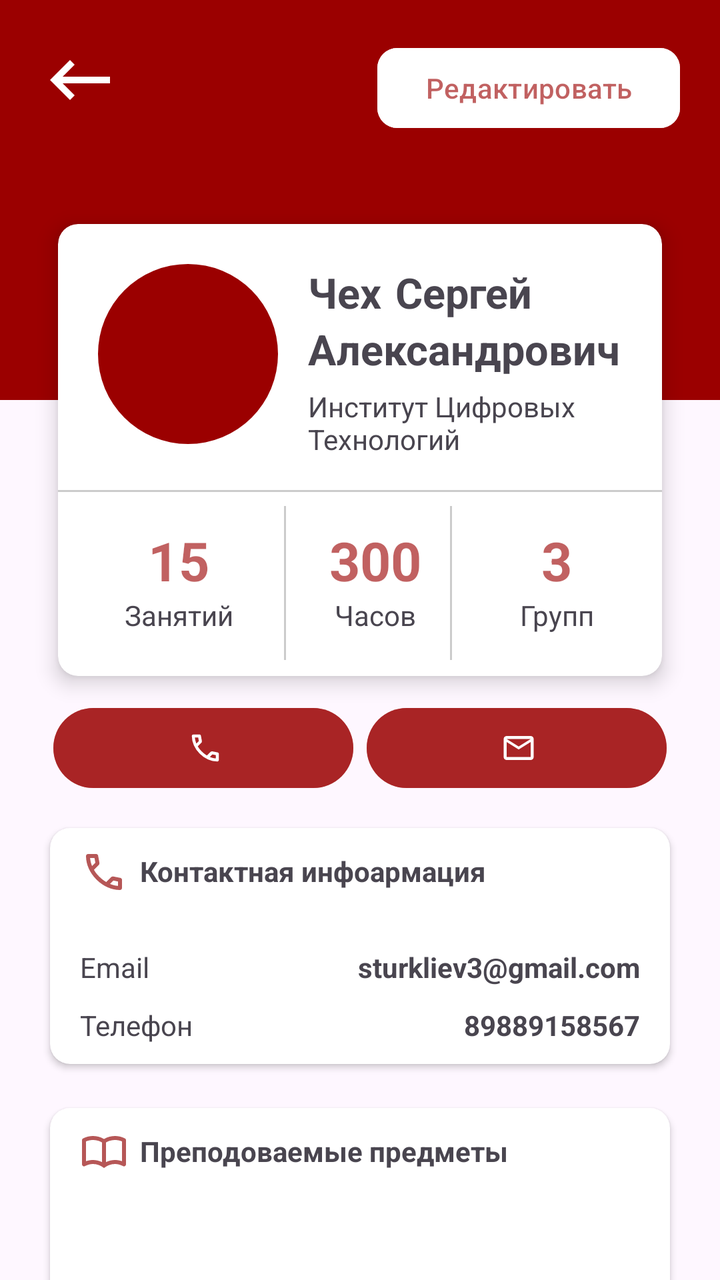
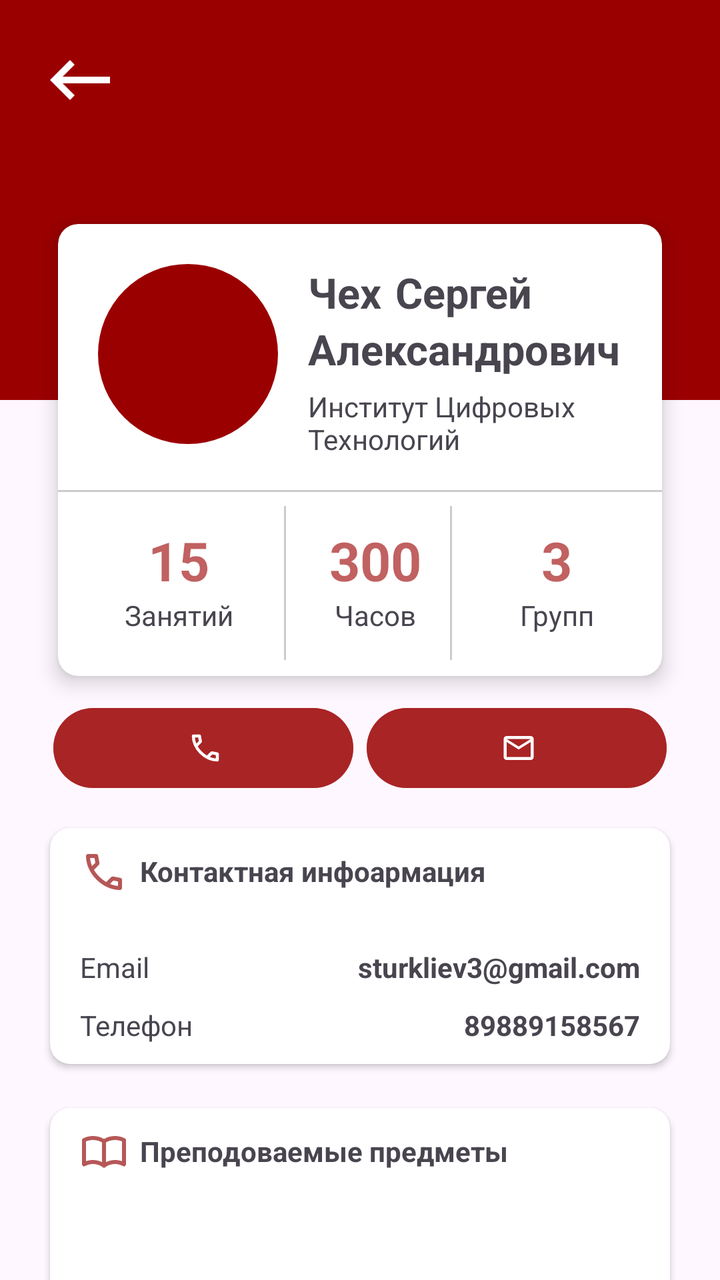

An Android layout rendered at two revisions. The XML below is the earlier revision; the diff shows what the commit changed to produce the second picture.
<!-- AndroidManifest.xml: application theme Theme.SKGA -->
<!-- res/layout/activity_teacher_info.xml -->
<?xml version="1.0" encoding="utf-8"?>
<androidx.core.widget.NestedScrollView xmlns:android="http://schemas.android.com/apk/res/android"
    xmlns:app="http://schemas.android.com/apk/res-auto"
    xmlns:tools="http://schemas.android.com/tools"
    android:id="@+id/main"
    android:layout_width="match_parent"
    android:layout_height="match_parent"
    android:fillViewport="true"
    tools:context=".presentation.adminPage.teacherPage.TeacherInfoActivity">

    <androidx.constraintlayout.widget.ConstraintLayout
        android:layout_width="match_parent"
        android:layout_height="match_parent">



        <ImageView
            android:layout_width="match_parent"
            android:layout_height="200dp"
            android:background="@color/red"
            app:layout_constraintTop_toTopOf="parent" />

        <ImageView
            android:layout_width="40dp"
            android:layout_height="40dp"
            android:layout_marginStart="20dp"
            android:layout_marginTop="20dp"
            android:src="@drawable/back_icon"
            app:layout_constraintStart_toStartOf="parent"
            app:layout_constraintTop_toTopOf="parent"
            app:tint="@color/white" />

        <com.google.android.material.button.MaterialButton
            app:cornerRadius="10dp"
            android:layout_width="wrap_content"
            android:layout_height="wrap_content"
            android:layout_marginTop="20dp"
            android:layout_marginEnd="20dp"
            android:backgroundTint="@color/white"
            android:textColor="@color/red_alpha"
            app:layout_constraintEnd_toEndOf="parent"
            app:layout_constraintTop_toTopOf="parent"
            android:text="Редактировать"/>

        <androidx.cardview.widget.CardView
            android:id="@+id/teacherInfoCardView"
            android:layout_width="match_parent"
            android:layout_height="250dp"
            android:layout_marginStart="20dp"
            android:layout_marginTop="100dp"
            android:layout_marginEnd="20dp"
            app:cardCornerRadius="10dp"
            app:cardElevation="6dp"
            app:cardPreventCornerOverlap="true"
            app:cardUseCompatPadding="true"
            app:layout_constraintEnd_toEndOf="parent"
            app:layout_constraintStart_toStartOf="parent"
            app:layout_constraintTop_toTopOf="parent">

            <androidx.constraintlayout.widget.ConstraintLayout
                android:layout_width="match_parent"
                android:layout_height="match_parent">


                <com.google.android.material.imageview.ShapeableImageView
                    android:id="@+id/teacherAvatar"
                    android:layout_width="90dp"
                    android:layout_height="90dp"
                    android:layout_marginStart="20dp"
                    android:layout_marginTop="20dp"
                    android:src="@color/red"
                    app:layout_constraintStart_toStartOf="parent"
                    app:layout_constraintTop_toTopOf="parent"
                    app:shapeAppearanceOverlay="@style/CircleImageStyle" />

                <TextView
                    android:id="@+id/teacherLastName"
                    android:layout_width="wrap_content"
                    android:layout_height="wrap_content"
                    android:layout_marginStart="15dp"
                    android:text="Чех"
                    android:textSize="21sp"
                    android:textStyle="bold"
                    app:layout_constraintStart_toEndOf="@id/teacherAvatar"
                    app:layout_constraintTop_toTopOf="@id/teacherAvatar" />

                <TextView
                    android:id="@+id/teacherFirstName"
                    android:layout_width="wrap_content"
                    android:layout_height="wrap_content"
                    android:layout_marginStart="7dp"
                    android:text="Сергей"
                    android:textSize="21sp"
                    android:textStyle="bold"
                    app:layout_constraintStart_toEndOf="@id/teacherLastName"
                    app:layout_constraintTop_toTopOf="@id/teacherAvatar" />

                <TextView
                    android:id="@+id/teacherMiddleName"
                    android:layout_width="wrap_content"
                    android:layout_height="wrap_content"
                    android:layout_marginStart="15dp"
                    android:text="Александрович"
                    android:textSize="21sp"
                    android:textStyle="bold"
                    app:layout_constraintStart_toEndOf="@id/teacherAvatar"
                    app:layout_constraintTop_toBottomOf="@id/teacherFirstName" />

                <TextView
                    android:id="@+id/teacherFaculty"
                    android:layout_width="wrap_content"
                    android:layout_height="wrap_content"
                    android:layout_marginTop="5dp"
                    android:maxWidth="200dp"
                    android:text="Институт Цифровых Технологий"
                    app:layout_constraintStart_toStartOf="@id/teacherMiddleName"
                    app:layout_constraintTop_toBottomOf="@id/teacherMiddleName" />

                <TextView
                    android:id="@+id/teacherLessonsCount"
                    android:layout_width="wrap_content"
                    android:layout_height="wrap_content"
                    android:layout_marginEnd="15dp"
                    android:layout_marginBottom="40dp"
                    android:text="15"
                    android:textColor="@color/red_alpha"
                    android:textSize="27sp"
                    android:textStyle="bold"
                    app:layout_constraintBottom_toBottomOf="parent"
                    app:layout_constraintEnd_toStartOf="@id/teacherHours"
                    app:layout_constraintHorizontal_chainStyle="spread"
                    app:layout_constraintStart_toStartOf="parent" />

                <TextView
                    android:layout_width="wrap_content"
                    android:layout_height="wrap_content"
                    android:text="Занятий"
                    app:layout_constraintEnd_toEndOf="@id/teacherLessonsCount"
                    app:layout_constraintStart_toStartOf="@id/teacherLessonsCount"
                    app:layout_constraintTop_toBottomOf="@id/teacherLessonsCount" />

                <TextView
                    android:id="@+id/teacherHours"
                    android:layout_width="wrap_content"
                    android:layout_height="wrap_content"
                    android:layout_marginBottom="40dp"
                    android:text="300"
                    android:textColor="@color/red_alpha"
                    android:textSize="27sp"
                    android:textStyle="bold"
                    app:layout_constraintBottom_toBottomOf="parent"
                    app:layout_constraintEnd_toStartOf="@id/teacherGroupsCount"
                    app:layout_constraintStart_toEndOf="@id/teacherLessonsCount" />

                <TextView
                    android:layout_width="wrap_content"
                    android:layout_height="wrap_content"
                    android:text="Часов"
                    app:layout_constraintEnd_toEndOf="@id/teacherHours"
                    app:layout_constraintStart_toStartOf="@id/teacherHours"
                    app:layout_constraintTop_toBottomOf="@id/teacherHours" />

                <TextView
                    android:id="@+id/teacherGroupsCount"
                    android:layout_width="wrap_content"
                    android:layout_height="wrap_content"
                    android:layout_marginStart="15dp"
                    android:layout_marginBottom="40dp"
                    android:text="3"
                    android:textColor="@color/red_alpha"
                    android:textSize="27sp"
                    android:textStyle="bold"
                    app:layout_constraintBottom_toBottomOf="parent"
                    app:layout_constraintEnd_toEndOf="parent"
                    app:layout_constraintStart_toEndOf="@id/teacherHours" />

                <TextView
                    android:layout_width="wrap_content"
                    android:layout_height="wrap_content"
                    android:text="Групп"
                    app:layout_constraintEnd_toEndOf="@id/teacherGroupsCount"
                    app:layout_constraintStart_toStartOf="@id/teacherGroupsCount"
                    app:layout_constraintTop_toBottomOf="@id/teacherGroupsCount" />

                <View
                    android:id="@+id/verticalDivide"
                    android:layout_width="match_parent"
                    android:layout_height="1dp"
                    android:layout_marginVertical="8dp"
                    android:background="#CCCCCC"
                    app:layout_constraintBottom_toTopOf="@id/teacherHours"
                    app:layout_constraintTop_toBottomOf="@id/teacherFaculty" />

                <View
                    android:layout_width="1dp"
                    android:layout_height="0dp"
                    android:layout_marginVertical="8dp"
                    android:background="#CCCCCC"
                    app:layout_constraintBottom_toBottomOf="parent"
                    app:layout_constraintEnd_toEndOf="@id/teacherHours"
                    app:layout_constraintStart_toStartOf="@id/teacherLessonsCount"
                    app:layout_constraintTop_toTopOf="@id/verticalDivide" />

                <View
                    android:layout_width="1dp"
                    android:layout_height="0dp"
                    android:layout_marginVertical="8dp"
                    android:background="#CCCCCC"
                    app:layout_constraintBottom_toBottomOf="parent"
                    app:layout_constraintEnd_toEndOf="@id/teacherGroupsCount"
                    app:layout_constraintStart_toStartOf="@id/teacherHours"
                    app:layout_constraintTop_toTopOf="@id/verticalDivide" />


            </androidx.constraintlayout.widget.ConstraintLayout>
        </androidx.cardview.widget.CardView>

        <com.google.android.material.button.MaterialButton
            android:id="@+id/teacherCallButton"
            android:layout_width="150dp"
            android:layout_height="wrap_content"
            android:backgroundTint="@color/red_alpha"
            android:paddingEnd="30dp"
            app:icon="@drawable/call_ic"
            app:iconGravity="textEnd"
            app:layout_constraintEnd_toStartOf="@id/teacherSendMailBtn"
            app:layout_constraintStart_toStartOf="@id/teacherInfoCardView"
            app:layout_constraintTop_toBottomOf="@id/teacherInfoCardView" />

        <com.google.android.material.button.MaterialButton
            android:id="@+id/teacherSendMailBtn"
            android:layout_width="150dp"
            android:layout_height="wrap_content"
            android:backgroundTint="@color/red_alpha"
            android:paddingEnd="30dp"
            app:icon="@drawable/mail"
            app:iconGravity="textEnd"
            app:layout_constraintEnd_toEndOf="@id/teacherInfoCardView"
            app:layout_constraintStart_toEndOf="@id/teacherCallButton"
            app:layout_constraintTop_toBottomOf="@id/teacherInfoCardView" />

        <androidx.cardview.widget.CardView
            android:id="@+id/teacherContactInfoCV"
            android:layout_width="match_parent"
            android:layout_height="130dp"
            android:layout_marginStart="20dp"
            android:layout_marginTop="10dp"
            android:layout_marginEnd="20dp"
            app:cardCornerRadius="10dp"
            app:cardPreventCornerOverlap="true"
            app:cardUseCompatPadding="true"
            app:layout_constraintTop_toBottomOf="@id/teacherSendMailBtn">

            <androidx.constraintlayout.widget.ConstraintLayout
                android:layout_width="match_parent"
                android:layout_height="match_parent">

                <TextView
                    android:layout_width="wrap_content"
                    android:layout_height="wrap_content"
                    android:layout_marginStart="45dp"
                    android:layout_marginTop="12dp"
                    android:text="Контактная инфоармация"
                    android:textSize="14sp"
                    android:textStyle="bold"
                    app:layout_constraintStart_toStartOf="parent"
                    app:layout_constraintTop_toTopOf="parent" />

                <ImageView
                    android:id="@+id/callIc12"
                    android:layout_width="wrap_content"
                    android:layout_height="wrap_content"
                    android:layout_marginStart="15dp"
                    android:layout_marginTop="10dp"
                    android:src="@drawable/call_ic"
                    android:tint="@color/red_alpha"
                    app:layout_constraintStart_toStartOf="parent"
                    app:layout_constraintTop_toTopOf="parent" />

                <TextView
                    android:id="@+id/phoneText"
                    android:layout_width="wrap_content"
                    android:layout_height="wrap_content"
                    android:layout_marginBottom="10dp"
                    android:text="Телефон"
                    app:layout_constraintBottom_toBottomOf="parent"
                    app:layout_constraintStart_toStartOf="@id/callIc12" />

                <TextView
                    android:id="@+id/teacherPhoneNumberTV"
                    android:layout_width="wrap_content"
                    android:layout_height="wrap_content"
                    android:layout_marginEnd="15dp"
                    android:layout_marginBottom="10dp"
                    android:text="89889158567"
                    android:textStyle="bold"
                    app:layout_constraintBottom_toBottomOf="parent"
                    app:layout_constraintEnd_toEndOf="parent" />

                <TextView
                    android:id="@+id/mailText"
                    android:layout_width="wrap_content"
                    android:layout_height="wrap_content"
                    android:layout_marginBottom="10dp"
                    android:text="Email"
                    app:layout_constraintBottom_toTopOf="@id/phoneText"
                    app:layout_constraintStart_toStartOf="@id/callIc12" />

                <TextView
                    android:id="@+id/teacherMailTV"
                    android:layout_width="wrap_content"
                    android:layout_height="wrap_content"
                    android:layout_marginEnd="15dp"
                    android:layout_marginBottom="10dp"
                    android:text="sturkliev3@gmail.com"
                    android:textStyle="bold"
                    app:layout_constraintEnd_toEndOf="parent"
                    app:layout_constraintTop_toTopOf="@id/mailText" />

            </androidx.constraintlayout.widget.ConstraintLayout>
        </androidx.cardview.widget.CardView>

        <androidx.cardview.widget.CardView
            android:id="@+id/teacherLessonCV"
            android:layout_width="match_parent"
            android:layout_height="150dp"
            android:layout_marginStart="20dp"
            android:layout_marginTop="10dp"
            android:layout_marginEnd="20dp"
            app:cardCornerRadius="10dp"
            app:cardPreventCornerOverlap="true"
            app:cardUseCompatPadding="true"
            app:layout_constraintTop_toBottomOf="@id/teacherContactInfoCV">

            <androidx.constraintlayout.widget.ConstraintLayout
                android:layout_width="match_parent"
                android:layout_height="match_parent">

                <TextView
                    android:layout_width="wrap_content"
                    android:layout_height="wrap_content"
                    android:layout_marginStart="45dp"
                    android:layout_marginTop="12dp"
                    android:text="Преподоваемые предметы"
                    android:textSize="14sp"
                    android:textStyle="bold"
                    app:layout_constraintStart_toStartOf="parent"
                    app:layout_constraintTop_toTopOf="parent" />

                <ImageView
                    android:id="@+id/callIc1"
                    android:layout_width="wrap_content"
                    android:layout_height="wrap_content"
                    android:layout_marginStart="15dp"
                    android:layout_marginTop="10dp"
                    android:src="@drawable/opened_book_icon"
                    android:tint="@color/red_alpha"
                    app:layout_constraintStart_toStartOf="parent"
                    app:layout_constraintTop_toTopOf="parent" />

                <androidx.recyclerview.widget.RecyclerView
                    android:id="@+id/teacherLessonsRV"
                    android:layout_width="match_parent"
                    android:layout_height="0dp"
                    android:layout_marginTop="10dp"
                    android:layout_marginBottom="10dp"
                    android:paddingHorizontal="16dp"
                    app:layout_constraintBottom_toBottomOf="parent"
                    app:layout_constraintTop_toBottomOf="@id/callIc1" />

            </androidx.constraintlayout.widget.ConstraintLayout>
        </androidx.cardview.widget.CardView>

        <androidx.cardview.widget.CardView
            android:id="@+id/teacherGroupsCV"
            android:layout_width="match_parent"
            android:layout_height="150dp"
            android:layout_marginStart="20dp"
            android:layout_marginTop="10dp"
            android:layout_marginEnd="20dp"
            app:cardCornerRadius="10dp"
            app:cardPreventCornerOverlap="true"
            app:cardUseCompatPadding="true"
            app:layout_constraintTop_toBottomOf="@id/teacherLessonCV">

            <androidx.constraintlayout.widget.ConstraintLayout
                android:layout_width="match_parent"
                android:layout_height="match_parent">

                <TextView
                    android:layout_width="wrap_content"
                    android:layout_height="wrap_content"
                    android:layout_marginStart="45dp"
                    android:layout_marginTop="12dp"
                    android:text="Группы"
                    android:textSize="14sp"
                    android:textStyle="bold"
                    app:layout_constraintStart_toStartOf="parent"
                    app:layout_constraintTop_toTopOf="parent" />

                <ImageView
                    android:id="@+id/groupIc"
                    android:layout_width="wrap_content"
                    android:layout_height="wrap_content"
                    android:layout_marginStart="15dp"
                    android:layout_marginTop="10dp"
                    android:src="@drawable/groups_ic"
                    android:tint="@color/red_alpha"
                    app:layout_constraintStart_toStartOf="parent"
                    app:layout_constraintTop_toTopOf="parent" />

                <androidx.recyclerview.widget.RecyclerView
                    android:id="@+id/teacherGroupsRV"
                    android:layout_width="match_parent"
                    android:layout_height="0dp"
                    android:layout_marginTop="10dp"
                    android:layout_marginBottom="10dp"
                    android:paddingHorizontal="16dp"
                    app:layout_constraintBottom_toBottomOf="parent"
                    app:layout_constraintTop_toBottomOf="@id/groupIc" />

            </androidx.constraintlayout.widget.ConstraintLayout>
        </androidx.cardview.widget.CardView>

        <androidx.cardview.widget.CardView
            android:id="@+id/calendarCV"
            android:layout_width="match_parent"
            android:layout_height="70dp"
            android:layout_marginStart="20dp"
            android:layout_marginTop="20dp"
            android:layout_marginEnd="20dp"
            android:backgroundTint="@color/red"
            app:cardCornerRadius="10dp"
            app:layout_constraintTop_toBottomOf="@id/teacherGroupsCV">

            <TextView
                android:layout_width="wrap_content"
                android:layout_height="wrap_content"
                android:layout_gravity="center_vertical"
                android:layout_marginStart="50dp"
                android:text="Расписание занятий"
                android:textColor="@color/white"
                android:textSize="19sp"
                android:textStyle="bold" />

            <ImageView
                android:layout_width="wrap_content"
                android:layout_height="wrap_content"
                android:layout_gravity="center_vertical"
                android:layout_marginStart="20dp"
                android:src="@drawable/calendar_ic" />

            <TextView
                android:id="@+id/TeacherCountOfLessonInCalendar"
                android:layout_width="wrap_content"
                android:layout_height="wrap_content"
                android:layout_gravity="end"
                android:layout_marginTop="23dp"
                android:layout_marginEnd="20dp"
                android:text="6 занятий"
                android:textColor="@color/white"
                android:textSize="16sp" />
        </androidx.cardview.widget.CardView>

        <androidx.recyclerview.widget.RecyclerView
            android:id="@+id/teacherScheduleRV"
            android:layout_width="match_parent"
            android:layout_height="wrap_content"
            android:layout_marginTop="20dp"
            app:layout_constraintTop_toBottomOf="@id/calendarCV" />

    </androidx.constraintlayout.widget.ConstraintLayout>
</androidx.core.widget.NestedScrollView>
<!-- resources referenced by this layout -->
<resources>
  <color name="red">#9B0000</color>
  <color name="red_alpha">#9E9B0000</color>
  <color name="white">#FFFFFFFF</color>
  <!-- drawable back_icon (drawable) -->
  <vector xmlns:android="http://schemas.android.com/apk/res/android"
      android:width="24dp"
      android:height="24dp"
      android:viewportWidth="960"
      android:viewportHeight="960">
    <path
        android:pathData="M360,720 L120,480l240,-240 56,56 -144,144h568v80L272,520l144,144 -56,56Z"
        android:fillColor="#000000"/>
  </vector>
  <!-- drawable calendar_ic (drawable) -->
  <vector xmlns:android="http://schemas.android.com/apk/res/android"
      android:width="24dp"
      android:height="24dp"
      android:viewportWidth="960"
      android:viewportHeight="960">
    <path
        android:pathData="M200,880q-33,0 -56.5,-23.5T120,800v-560q0,-33 23.5,-56.5T200,160h40v-80h80v80h320v-80h80v80h40q33,0 56.5,23.5T840,240v560q0,33 -23.5,56.5T760,880L200,880ZM200,800h560v-400L200,400v400ZM200,320h560v-80L200,240v80ZM200,320v-80,80Z"
        android:fillColor="#e3e3e3"/>
  </vector>
  <!-- drawable call_ic (drawable) -->
  <vector xmlns:android="http://schemas.android.com/apk/res/android"
      android:width="24dp"
      android:height="24dp"
      android:viewportWidth="960"
      android:viewportHeight="960">
    <path
        android:pathData="M798,840q-125,0 -247,-54.5T329,631Q229,531 174.5,409T120,162q0,-18 12,-30t30,-12h162q14,0 25,9.5t13,22.5l26,140q2,16 -1,27t-11,19l-97,98q20,37 47.5,71.5T387,574q31,31 65,57.5t72,48.5l94,-94q9,-9 23.5,-13.5T670,570l138,28q14,4 23,14.5t9,23.5v162q0,18 -12,30t-30,12ZM241,360l66,-66 -17,-94h-89q5,41 14,81t26,79ZM599,718q39,17 79.5,27t81.5,13v-88l-94,-19 -67,67ZM241,360ZM599,718Z"
        android:fillColor="#e3e3e3"/>
  </vector>
  <!-- drawable mail (drawable) -->
  <vector xmlns:android="http://schemas.android.com/apk/res/android"
      android:width="24dp"
      android:height="24dp"
      android:viewportWidth="960"
      android:viewportHeight="960">
    <path
        android:pathData="M160,800q-33,0 -56.5,-23.5T80,720v-480q0,-33 23.5,-56.5T160,160h640q33,0 56.5,23.5T880,240v480q0,33 -23.5,56.5T800,800L160,800ZM480,520L160,320v400h640v-400L480,520ZM480,440 L800,240L160,240l320,200ZM160,320v-80,480 -400Z"
        android:fillColor="#000000"/>
  </vector>
  <!-- drawable opened_book_icon (drawable) -->
  <vector xmlns:android="http://schemas.android.com/apk/res/android"
      android:width="24dp"
      android:height="24dp"
      android:viewportWidth="960"
      android:viewportHeight="960">
    <path
        android:pathData="M260,640q47,0 91.5,10.5T440,682v-394q-41,-24 -87,-36t-93,-12q-36,0 -71.5,7T120,268v396q35,-12 69.5,-18t70.5,-6ZM520,682q44,-21 88.5,-31.5T700,640q36,0 70.5,6t69.5,18v-396q-33,-14 -68.5,-21t-71.5,-7q-47,0 -93,12t-87,36v394ZM480,800q-48,-38 -104,-59t-116,-21q-42,0 -82.5,11T100,762q-21,11 -40.5,-1T40,726v-482q0,-11 5.5,-21T62,208q46,-24 96,-36t102,-12q58,0 113.5,15T480,220q51,-30 106.5,-45T700,160q52,0 102,12t96,36q11,5 16.5,15t5.5,21v482q0,23 -19.5,35t-40.5,1q-37,-20 -77.5,-31T700,720q-60,0 -116,21t-104,59ZM280,466Z"
        android:fillColor="#e3e3e3"/>
  </vector>
  <style name="CircleImageStyle">
          <item name="cornerSize">50%</item>
      </style>
  <style name="Theme.SKGA" parent="Base.Theme.SKGA" />
  <style name="Base.Theme.SKGA" parent="Theme.Material3.DayNight.NoActionBar">
          
          
      </style>
  <!-- unchanged entries left out for length: 1 -->
</resources>

<!-- the commit's change to res/layout/activity_teacher_info.xml (unified diff, before → after) -->
@@ -30,17 +30,6 @@
             app:layout_constraintTop_toTopOf="parent"
             app:tint="@color/white" />
 
-        <com.google.android.material.button.MaterialButton
-            app:cornerRadius="10dp"
-            android:layout_width="wrap_content"
-            android:layout_height="wrap_content"
-            android:layout_marginTop="20dp"
-            android:layout_marginEnd="20dp"
-            android:backgroundTint="@color/white"
-            android:textColor="@color/red_alpha"
-            app:layout_constraintEnd_toEndOf="parent"
-            app:layout_constraintTop_toTopOf="parent"
-            android:text="Редактировать"/>
 
         <androidx.cardview.widget.CardView
             android:id="@+id/teacherInfoCardView"
